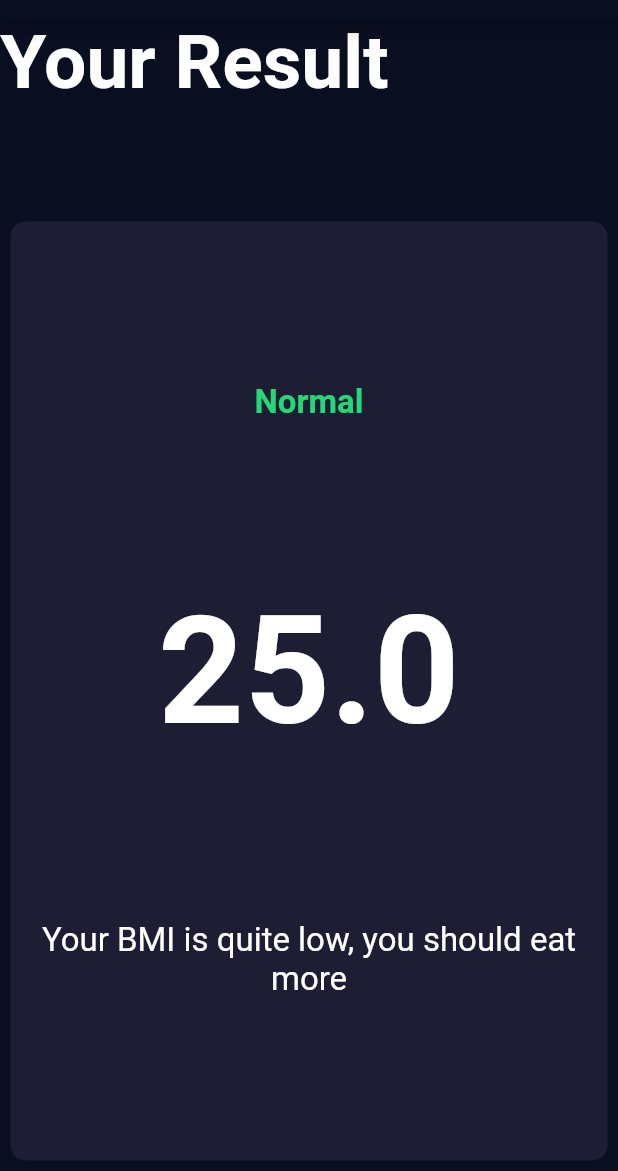
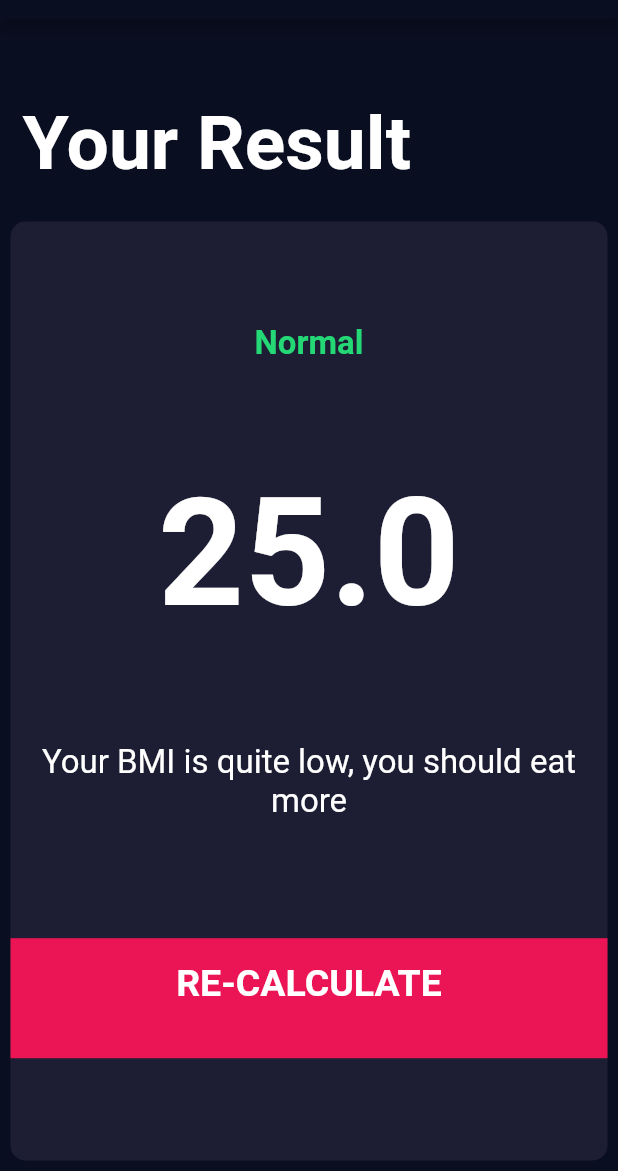
Before and after one commit to Fakorede/flutter-bmi-calculator, a Flutter app: the ResultsPage screen opened directly, on a phone screen of 412 x 824 dp, the part 65-1236 px from its top. Run offline on Flutter 3.47's test engine with Material 2 defaults, Android fonts, the phone set to English and light mode, and no system bars; our stand-ins replace font_awesome_flutter.

Commit message:
completed design of the results page

```diff
--- a/lib/bottom_button.dart
+++ b/lib/components/bottom_button.dart
@@ -1,5 +1,5 @@
 import 'package:flutter/material.dart';
-import 'constants.dart';
+import '../constants.dart';
 
 class BottomButton extends StatelessWidget {
   final Function onTap;
--- a/lib/icon_content.dart
+++ b/lib/components/icon_content.dart
@@ -1,5 +1,5 @@
 import 'package:flutter/material.dart';
-import 'constants.dart';
+import '../constants.dart';
 
 class IconContent extends StatelessWidget {
   final IconData icon;
--- a/lib/main.dart
+++ b/lib/main.dart
@@ -1,5 +1,5 @@
 import 'package:flutter/material.dart';
-import 'input_page.dart';
+import 'screens/input_page.dart';
 
 void main() => runApp(BMICalculator());
 
--- a/lib/results_page.dart
+++ b/lib/screens/results_page.dart
@@ -1,7 +1,7 @@
 import 'package:flutter/material.dart';
-import 'reusable_card.dart';
-import 'bottom_button.dart';
-import 'constants.dart';
+import '../components/reusable_card.dart';
+import '../components/bottom_button.dart';
+import '../constants.dart';
 
 class ResultsPage extends StatelessWidget {
   @override
@@ -17,6 +17,8 @@ class ResultsPage extends StatelessWidget {
         children: <Widget>[
           Expanded(
             child: Container(
+              padding: EdgeInsets.all(15.0),
+              alignment: Alignment.bottomLeft,
               child: Text(
                 'Your Result',
                 style: kTitleTextStyle,
@@ -44,6 +46,12 @@ class ResultsPage extends StatelessWidget {
                     style: kBodyTextStyle,
                     textAlign: TextAlign.center,
                   ),
+                  BottomButton(
+                    buttonTitle: 'RE-CALCULATE',
+                    onTap: () {
+                      Navigator.pop(context);
+                    },
+                  ),
                 ],
               ),
             ),
```
Also changed, not shown: lib/screens/input_page.dart (renamed from lib/input_page.dart, +5 -5 lines), lib/components/reusable_card.dart (renamed from lib/reusable_card.dart), lib/components/round_icon_button.dart (renamed from lib/round_icon_button.dart).
